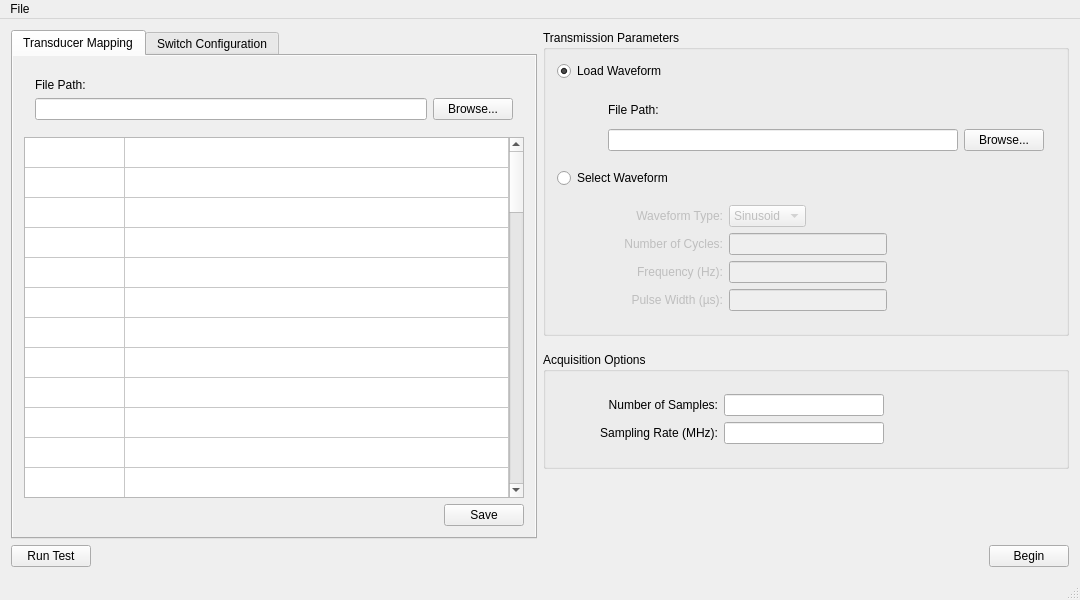
Qt form gui/mainwindow.ui (jennieyang/ultrasound-breast-imaging) before a commit.
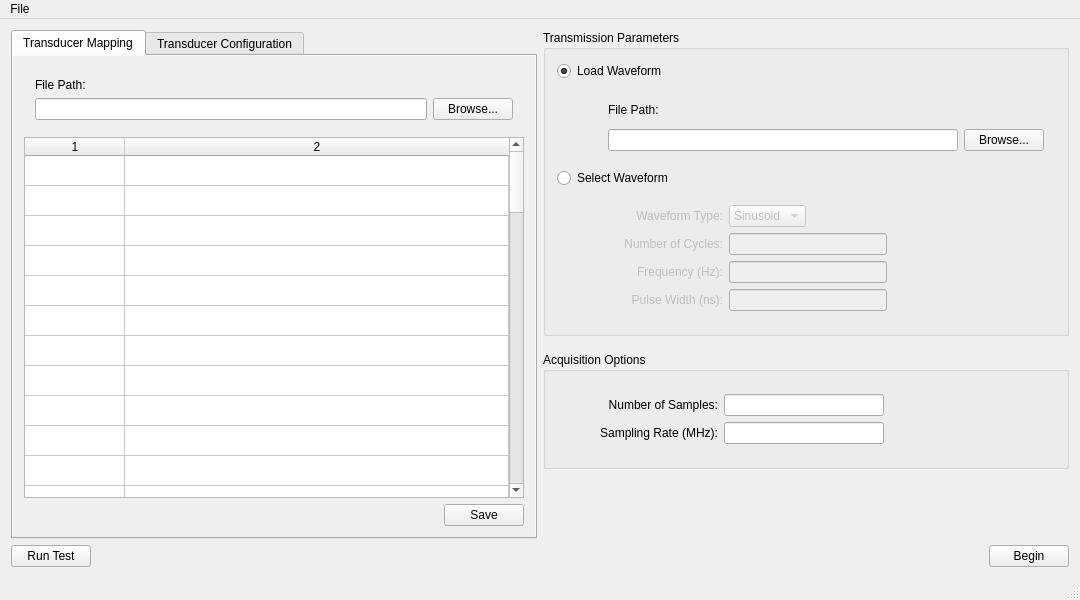
The same form after that commit.

Commit message: add headers for transducer mapping table

```diff
--- a/gui/mainwindow.ui
+++ b/gui/mainwindow.ui
@@ -183,7 +183,7 @@
           <item row="5" column="0">
            <widget class="QLabel" name="label_pulseWidth">
             <property name="text">
-             <string>Pulse Width (µs):</string>
+             <string>Pulse Width (ns):</string>
             </property>
             <property name="alignment">
              <set>Qt::AlignRight|Qt::AlignTrailing|Qt::AlignVCenter</set>
@@ -460,7 +460,7 @@
            <number>2</number>
           </property>
           <attribute name="horizontalHeaderVisible">
-           <bool>false</bool>
+           <bool>true</bool>
           </attribute>
           <attribute name="horizontalHeaderHighlightSections">
            <bool>false</bool>
@@ -595,7 +595,7 @@
         <bool>true</bool>
        </property>
        <attribute name="title">
-        <string>Switch Configuration</string>
+        <string>Transducer Configuration</string>
        </attribute>
        <layout class="QGridLayout" name="gridLayout_8">
         <item row="2" column="3">
```
The commit also changes 1 other file.
